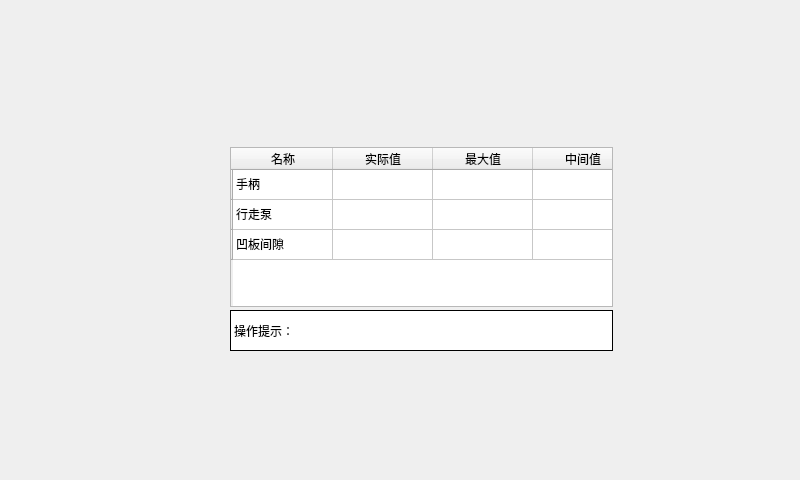
Old version of the form XINYAN/widget.ui in the repository wushengjun85/QtForWork.
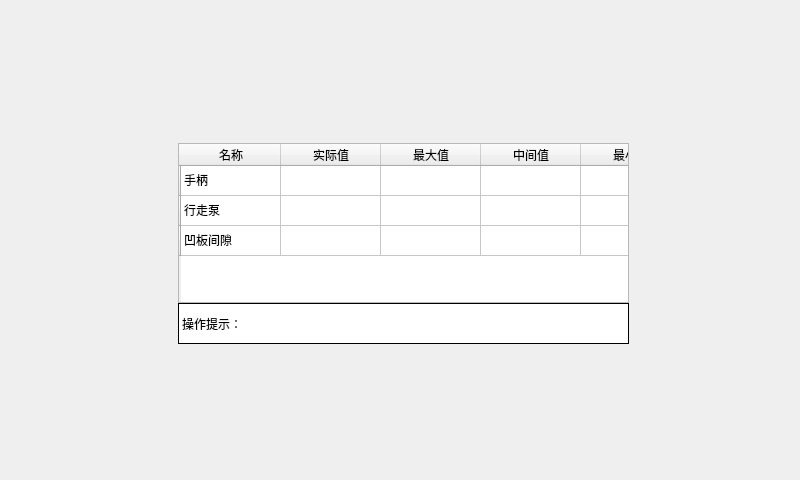
New version of the form. The open tabs and pages were chosen to show the change. Icons and pictures are not drawn.

Patch:
```diff
--- a/XINYAN/widget.ui
+++ b/XINYAN/widget.ui
@@ -510,9 +510,9 @@
     <widget class="QLabel" name="label_17">
      <property name="geometry">
       <rect>
-       <x>230</x>
-       <y>310</y>
-       <width>383</width>
+       <x>178</x>
+       <y>303</y>
+       <width>451</width>
        <height>41</height>
       </rect>
      </property>
@@ -529,9 +529,9 @@
     <widget class="QTableWidget" name="tableWidget_3">
      <property name="geometry">
       <rect>
-       <x>230</x>
-       <y>147</y>
-       <width>383</width>
+       <x>178</x>
+       <y>143</y>
+       <width>451</width>
        <height>160</height>
       </rect>
      </property>
@@ -582,6 +582,11 @@
        <string>中间值</string>
       </property>
      </column>
+     <column>
+      <property name="text">
+       <string>最小值</string>
+      </property>
+     </column>
      <column>
       <property name="text">
        <string>偏移值</string>
```
